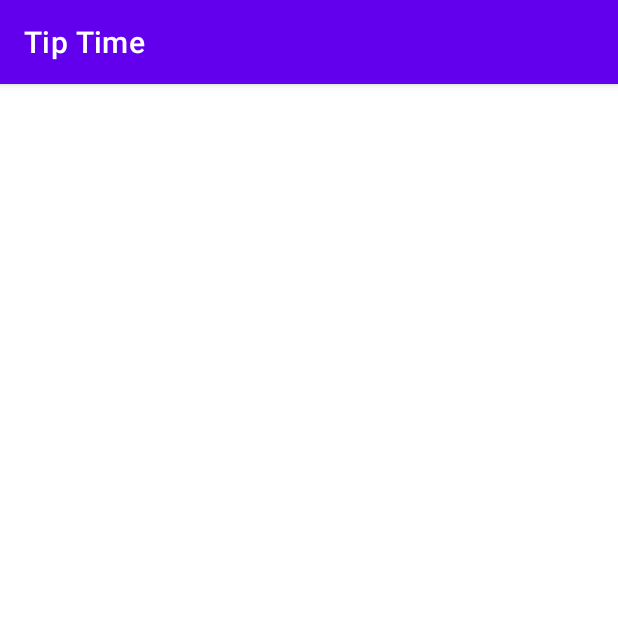
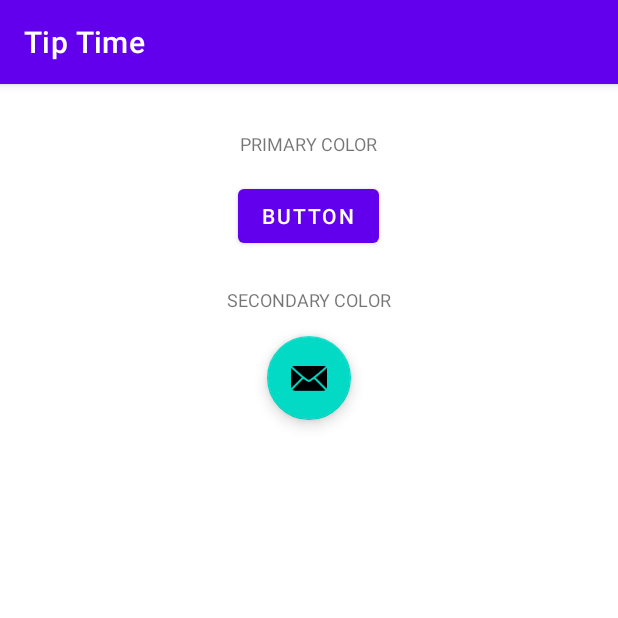
Before and after one commit to dijoncavalcante/tip-time, an Android app: the screen it shows after launch (MainActivity before the commit, MainActivity2 after it), on a phone screen of 412 x 824 dp, the top half of it. Run offline under Robolectric (Android 15) with nearby library versions, the phone set to English and light mode, and no system bars.

Commit message:
feature theme: Add layout to work with theme

```diff
--- a/app/src/main/AndroidManifest.xml
+++ b/app/src/main/AndroidManifest.xml
@@ -9,7 +9,8 @@
         android:roundIcon="@mipmap/ic_launcher_round"
         android:supportsRtl="true"
         android:theme="@style/Theme.TipTime">
-        <activity android:name=".MainActivity">
+        <activity android:name=".MainActivity"></activity>
+        <activity android:name=".MainActivity2">
             <intent-filter>
                 <action android:name="android.intent.action.MAIN" />
 
--- /dev/null
+++ b/app/src/main/java/com/dijon/tiptime/MainActivity2.kt
@@ -0,0 +1,11 @@
+package com.dijon.tiptime
+
+import androidx.appcompat.app.AppCompatActivity
+import android.os.Bundle
+
+class MainActivity2 : AppCompatActivity() {
+    override fun onCreate(savedInstanceState: Bundle?) {
+        super.onCreate(savedInstanceState)
+        setContentView(R.layout.activity_main2)
+    }
+}
--- /dev/null
+++ b/app/src/main/res/layout/activity_main2.xml
@@ -0,0 +1,43 @@
+<?xml version="1.0" encoding="utf-8"?>
+<LinearLayout xmlns:android="http://schemas.android.com/apk/res/android"
+    xmlns:app="http://schemas.android.com/apk/res-auto"
+    xmlns:tools="http://schemas.android.com/tools"
+    android:layout_width="match_parent"
+    android:layout_height="match_parent"
+    android:layout_margin="16dp"
+    android:orientation="vertical"
+    tools:context=".MainActivity">
+
+    <TextView
+        android:layout_width="wrap_content"
+        android:layout_height="48dp"
+        android:layout_gravity="center_horizontal"
+        android:gravity="center_vertical"
+        android:text="@string/primary_color"
+        android:textAllCaps="true"
+        android:textSize="12sp" />
+
+    <Button
+        android:layout_width="wrap_content"
+        android:layout_height="wrap_content"
+        android:layout_gravity="center_horizontal"
+        android:text="@string/button" />
+
+    <TextView
+        android:layout_width="wrap_content"
+        android:layout_height="48dp"
+        android:layout_gravity="center_horizontal"
+        android:layout_marginTop="8dp"
+        android:gravity="center_vertical"
+        android:text="@string/secondary_color"
+        android:textAllCaps="true"
+        android:textSize="12sp" />
+
+    <com.google.android.material.floatingactionbutton.FloatingActionButton
+        android:layout_width="wrap_content"
+        android:layout_height="wrap_content"
+        android:layout_gravity="center_horizontal"
+        android:contentDescription="@string/email_icon"
+        app:srcCompat="@android:drawable/ic_dialog_email" />
+
+</LinearLayout>
--- a/app/src/main/res/values/strings.xml
+++ b/app/src/main/res/values/strings.xml
@@ -8,4 +8,10 @@
     <string name="round_up_tip">Round up tip?</string>
     <string name="calculate">Calculate</string>
     <string name="tip_amount">Tip Amount: %s</string>
+
+    //feature Theme
+    <string name="primary_color">Primary color</string>
+    <string name="button">Button</string>
+    <string name="secondary_color">Secondary color</string>
+    <string name="email_icon">email icon</string>
 </resources>
```
